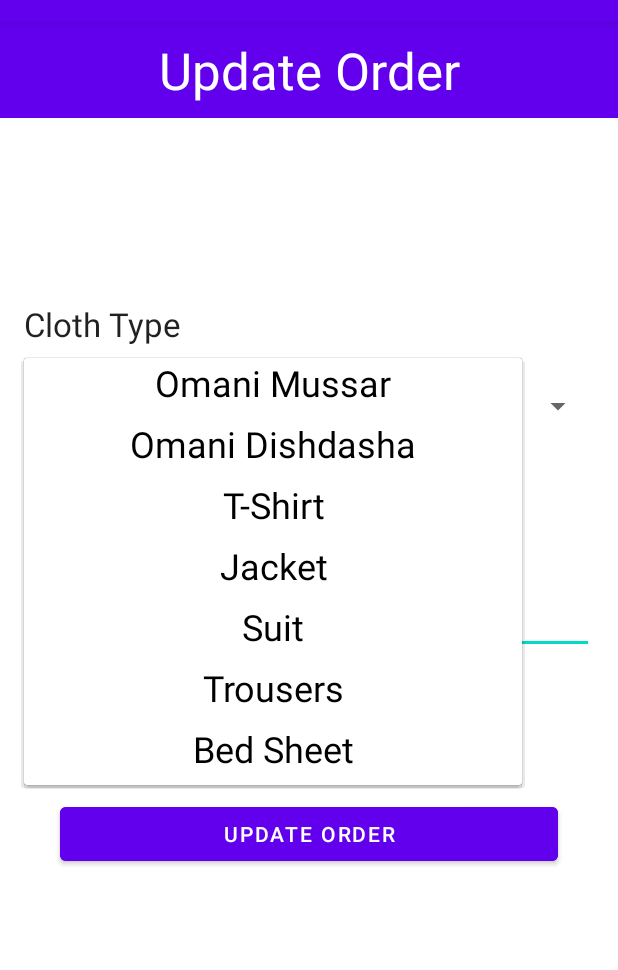
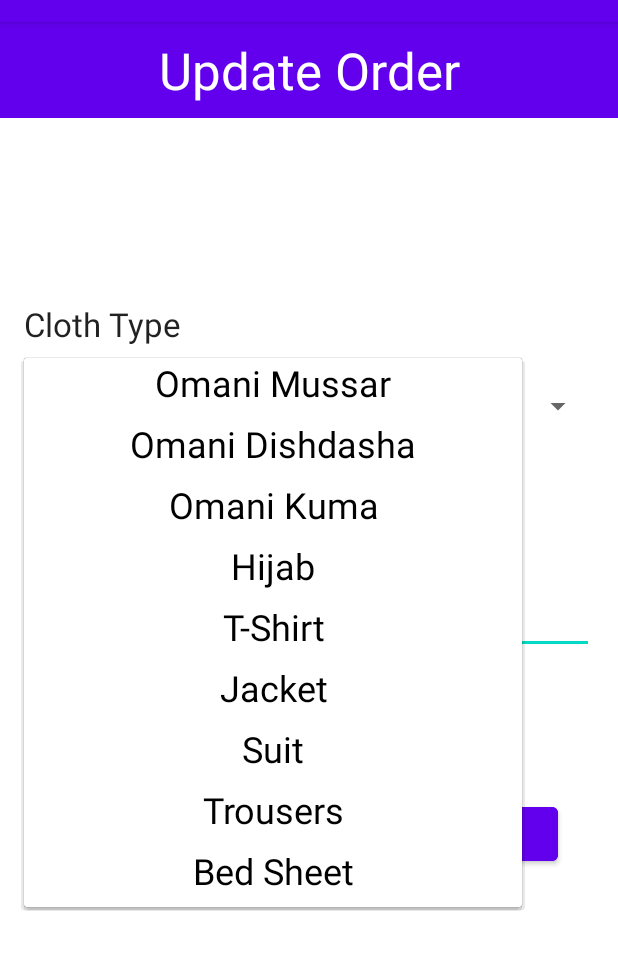
Before and after one commit to Ahmed9619/E-doobi, an Android app: the UpdateActivity screen opened directly, with no data from a screen before it, after a tap on "Omani Mussar", on a phone screen of 412 x 824 dp, the part 62-1032 px from its top. Run offline under Robolectric (Android 15) with nearby library versions, the phone set to English and light mode, and no system bars; our stand-ins replace Firebase (no records; nobody signed in at launch, a user with empty details on screens opened directly); 2 statements that could not run were skipped.

Commit message:
# Add cloth items and icons

```diff
--- a/app/src/main/java/com/ahmed/e_doobi/activities/AddActivity.java
+++ b/app/src/main/java/com/ahmed/e_doobi/activities/AddActivity.java
@@ -13,6 +13,7 @@ import android.widget.Toast;
 import androidx.appcompat.app.AppCompatActivity;
 
 import com.ahmed.e_doobi.R;
+import com.ahmed.e_doobi.models.ClothTypesArray;
 import com.ahmed.e_doobi.models.MyFirebaseKeys;
 import com.ahmed.e_doobi.models.MyOrder;
 import com.google.firebase.auth.FirebaseAuth;
@@ -64,15 +65,10 @@ public class AddActivity extends AppCompatActivity {
     }
 
     private void populateClothTypesArray() {
-        mClothTypesArrayList = new ArrayList<>();
-        mClothTypesArrayList.add("Omani Mussar");
-        mClothTypesArrayList.add("Omani Dishdasha");
-        mClothTypesArrayList.add("T-Shirt");
-        mClothTypesArrayList.add("Jacket");
-        mClothTypesArrayList.add("Suit");
-        mClothTypesArrayList.add("Trousers");
-        mClothTypesArrayList.add("Bed Sheet");
+        ClothTypesArray clothTypesArray = new ClothTypesArray();
+        mClothTypesArrayList = clothTypesArray.getClothTypesArrayList();
     }
+
 
     private AdapterView.OnItemSelectedListener onItemSelectedListener() {
         AdapterView.OnItemSelectedListener callback = new AdapterView.OnItemSelectedListener() {
--- a/app/src/main/java/com/ahmed/e_doobi/activities/UpdateActivity.java
+++ b/app/src/main/java/com/ahmed/e_doobi/activities/UpdateActivity.java
@@ -1,6 +1,4 @@
 package com.ahmed.e_doobi.activities;
-
-import androidx.appcompat.app.AppCompatActivity;
 
 import android.os.Bundle;
 import android.util.Log;
@@ -12,7 +10,10 @@ import android.widget.EditText;
 import android.widget.Spinner;
 import android.widget.Toast;
 
+import androidx.appcompat.app.AppCompatActivity;
+
 import com.ahmed.e_doobi.R;
+import com.ahmed.e_doobi.models.ClothTypesArray;
 import com.ahmed.e_doobi.models.MyFirebaseKeys;
 import com.ahmed.e_doobi.models.MyOrder;
 import com.google.firebase.auth.FirebaseAuth;
@@ -20,7 +21,6 @@ import com.google.firebase.auth.FirebaseUser;
 import com.google.firebase.database.DatabaseReference;
 import com.google.firebase.database.FirebaseDatabase;
 
-import java.io.Serializable;
 import java.util.ArrayList;
 
 public class UpdateActivity extends AppCompatActivity {
@@ -72,16 +72,12 @@ public class UpdateActivity extends AppCompatActivity {
 
     }
 
+
     private void populateClothTypesArray() {
-        mClothTypesArrayList = new ArrayList<>();
-        mClothTypesArrayList.add("Omani Mussar");
-        mClothTypesArrayList.add("Omani Dishdasha");
-        mClothTypesArrayList.add("T-Shirt");
-        mClothTypesArrayList.add("Jacket");
-        mClothTypesArrayList.add("Suit");
-        mClothTypesArrayList.add("Trousers");
-        mClothTypesArrayList.add("Bed Sheet");
+        ClothTypesArray clothTypesArray = new ClothTypesArray();
+        mClothTypesArrayList = clothTypesArray.getClothTypesArrayList();
     }
+
 
     private AdapterView.OnItemSelectedListener onItemSelectedListener() {
         AdapterView.OnItemSelectedListener callback = new AdapterView.OnItemSelectedListener() {
--- /dev/null
+++ b/app/src/main/java/com/ahmed/e_doobi/models/ClothTypesArray.java
@@ -0,0 +1,52 @@
+package com.ahmed.e_doobi.models;
+
+import com.ahmed.e_doobi.R;
+
+import java.util.ArrayList;
+import java.util.HashMap;
+import java.util.Map;
+
+public class ClothTypesArray {
+
+    private ArrayList<String> mClothTypesArrayList;
+    private Map<String, Integer> mClothTypesMap;
+
+    public ClothTypesArray() {
+        populateClothTypesArray();
+        populateClothTypesMap();
+    }
+
+    private void populateClothTypesArray() {
+        mClothTypesArrayList = new ArrayList<>();
+        mClothTypesArrayList.add("Omani Mussar");
+        mClothTypesArrayList.add("Omani Dishdasha");
+        mClothTypesArrayList.add("Omani Kuma");
+        mClothTypesArrayList.add("Hijab");
+        mClothTypesArrayList.add("T-Shirt");
+        mClothTypesArrayList.add("Jacket");
+        mClothTypesArrayList.add("Suit");
+        mClothTypesArrayList.add("Trousers");
+        mClothTypesArrayList.add("Bed Sheet");
+    }
+
+    public ArrayList<String> getClothTypesArrayList() {
+        return mClothTypesArrayList;
+    }
+
+    private void populateClothTypesMap() {
+        mClothTypesMap = new HashMap<>();
+        mClothTypesMap.put("Omani Mussar", R.drawable.ic_mussar);
+        mClothTypesMap.put("Omani Dishdasha", R.drawable.ic_thobe);
+        mClothTypesMap.put("Omani Kuma", R.drawable.ic_kuma);
+        mClothTypesMap.put("Hijab", R.drawable.ic_hijab);
+        mClothTypesMap.put("T-Shirt", R.drawable.ic_tshirt);
+        mClothTypesMap.put("Jacket", R.drawable.ic_jacket);
+        mClothTypesMap.put("Suit", R.drawable.ic_suit);
+        mClothTypesMap.put("Trousers", R.drawable.ic_trousers);
+        mClothTypesMap.put("Bed Sheet", R.drawable.ic_bed_sheet);
+    }
+
+    public Map<String, Integer> getClothTypesMap() {
+        return mClothTypesMap;
+    }
+}
--- a/app/src/main/java/com/ahmed/e_doobi/models/MyOrdersAdapter.java
+++ b/app/src/main/java/com/ahmed/e_doobi/models/MyOrdersAdapter.java
@@ -17,9 +17,11 @@ public class MyOrdersAdapter extends RecyclerView.Adapter<MyOrdersAdapter.MyView
 
     private OnOrderClickedListener mListener;
     private ArrayList<MyOrder> mOrderArrayList;
-
+    private ClothTypesArray mClothTypesArray;
 
     public MyOrdersAdapter() {
+
+        mClothTypesArray = new ClothTypesArray();
         mOrderArrayList = new ArrayList<>();
     }
 
@@ -48,10 +50,12 @@ public class MyOrdersAdapter extends RecyclerView.Adapter<MyOrdersAdapter.MyView
         holder.tvClothType.setText(orderObj.getClothType());
         String count = orderObj.getClothQuantity() + "";
         holder.tvClothCount.setText(count);
-
-        holder.itemView.setOnClickListener(v->{
+        holder.itemView.setOnClickListener(v -> {
             mListener.onOrderClicked(orderObj);
         });
+
+        int icon = mClothTypesArray.getClothTypesMap().get(orderObj.getClothType());
+        holder.ivClothIcon.setImageResource(icon);
 
     }
 
@@ -61,8 +65,7 @@ public class MyOrdersAdapter extends RecyclerView.Adapter<MyOrdersAdapter.MyView
     }
 
 
-
-    public void setOnOrderClickedListener(OnOrderClickedListener listener){
+    public void setOnOrderClickedListener(OnOrderClickedListener listener) {
         mListener = listener;
     }
 
```
Also changed, not shown: app/src/main/res/drawable/ic_bed_sheet.png (added), app/src/main/res/drawable/ic_hijab.png (added), app/src/main/res/drawable/ic_jacket.png (added), app/src/main/res/drawable/ic_kuma.png (added), app/src/main/res/drawable/ic_mussar.png (added), app/src/main/res/drawable/ic_suit.png (added), app/src/main/res/drawable/ic_thobe.png (added), app/src/main/res/drawable/ic_trousers.png (added), app/src/main/res/drawable/ic_tshirt.png (added).
